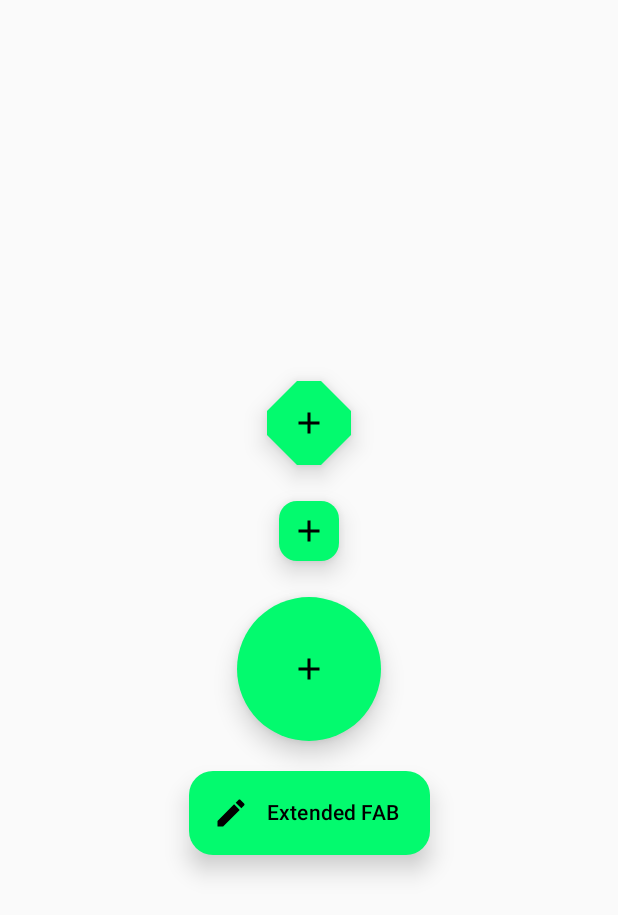
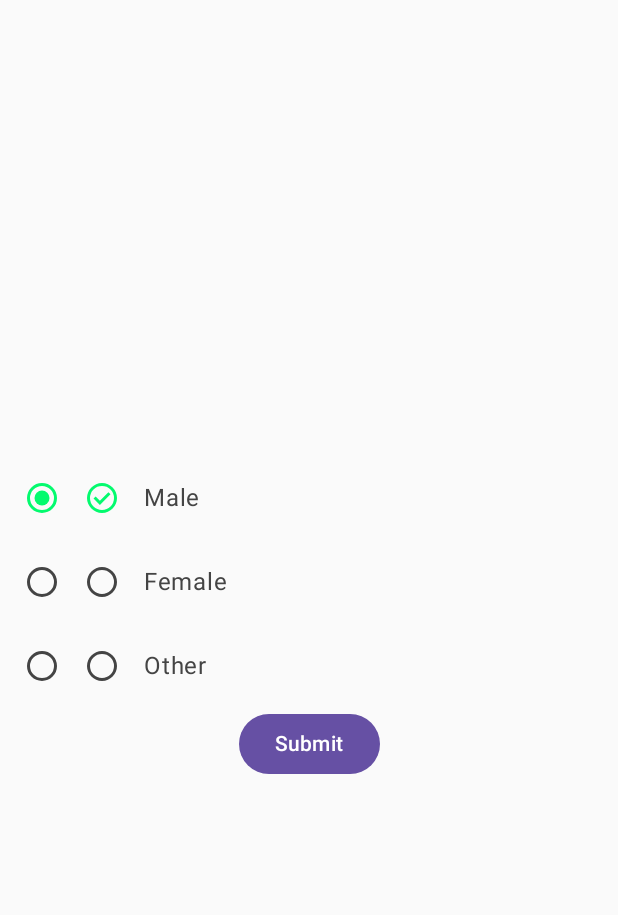
Before and after one commit to Coding-Meet/JetpackComposeSeries, an Android app built with Jetpack Compose: the screen it shows after launch (MainActivity), on a phone screen of 412 x 824 dp. Shown: the top 915 px of the screen. Run offline under Robolectric (Android 15) with nearby library versions, the phone set to English and light mode, and no system bars.

Commit message:
implement radio button and radio group

```diff
--- a/app/src/main/java/com/coding/meet/jetpackcomposeseries/MainActivity.kt
+++ b/app/src/main/java/com/coding/meet/jetpackcomposeseries/MainActivity.kt
@@ -30,7 +30,7 @@ class MainActivity : ComponentActivity() {
 //                    DecScreen(mainViewModel)
 //                }
 
-                FabScreen()
+                RadioGroupScreen()
             }
         }
     }
--- /dev/null
+++ b/app/src/main/java/com/coding/meet/jetpackcomposeseries/components/RadioGroupScreen.kt
@@ -0,0 +1,112 @@
+package com.coding.meet.jetpackcomposeseries.components
+
+import android.widget.Toast
+import androidx.compose.foundation.layout.Arrangement
+import androidx.compose.foundation.layout.Column
+import androidx.compose.foundation.layout.Row
+import androidx.compose.foundation.layout.fillMaxSize
+import androidx.compose.foundation.layout.fillMaxWidth
+import androidx.compose.foundation.layout.height
+import androidx.compose.foundation.layout.padding
+import androidx.compose.foundation.selection.selectable
+import androidx.compose.foundation.selection.selectableGroup
+import androidx.compose.material3.Button
+import androidx.compose.material3.Icon
+import androidx.compose.material3.RadioButton
+import androidx.compose.material3.RadioButtonDefaults
+import androidx.compose.material3.Text
+import androidx.compose.runtime.*
+import androidx.compose.ui.Alignment
+import androidx.compose.ui.Modifier
+import androidx.compose.ui.graphics.Color
+import androidx.compose.ui.platform.LocalContext
+import androidx.compose.ui.res.painterResource
+import androidx.compose.ui.semantics.Role
+import androidx.compose.ui.unit.dp
+import com.coding.meet.jetpackcomposeseries.R
+import com.coding.meet.jetpackcomposeseries.ui.theme.greenColor
+
+/**
+ * @author Coding Meet
+ * Created 13-12-2023 at 04:27 pm
+ */
+
+@Composable
+fun RadioGroupScreen() {
+    val optionList = listOf(
+        "Male", "Female", "Other"
+    )
+
+    var selectedIndex by remember {
+        mutableStateOf(0)
+    }
+    val disableItemPos = -1
+    val context = LocalContext.current
+
+    Column(
+        modifier = Modifier
+            .selectableGroup()
+            .fillMaxSize(),
+        verticalArrangement = Arrangement.Center
+    ) {
+        optionList.forEachIndexed { index, label ->
+            Row(
+                modifier = Modifier
+                    .fillMaxWidth()
+                    .height(56.dp)
+                    .selectable(
+                        selected = selectedIndex == index,
+                        onClick = {
+                            selectedIndex = index
+                        },
+                        role = Role.RadioButton,
+                        enabled = disableItemPos != index
+                    )
+                    .padding(16.dp),
+                verticalAlignment = Alignment.CenterVertically
+            ) {
+                RadioButton(
+                    modifier = Modifier.padding(end = 16.dp),
+                    selected = selectedIndex == index,
+                    onClick = null,
+                    colors = RadioButtonDefaults.colors(
+                        selectedColor = greenColor,
+                        unselectedColor = Color.DarkGray,
+                        disabledSelectedColor = Color.LightGray,
+                        disabledUnselectedColor = Color.LightGray
+                    ),
+                    enabled = disableItemPos != index
+                )
+                Icon(
+                    modifier = Modifier.padding(end = 16.dp),
+                    painter = painterResource(
+                        id = if (selectedIndex == index) R.drawable.check_circle
+                        else R.drawable.unchecked_circle
+                    ), contentDescription = null,
+                    tint =
+                    if (disableItemPos != index) {
+                        if (selectedIndex == index) greenColor else Color.DarkGray
+                    } else {
+                        Color.LightGray
+                    }
+                )
+                Text(
+                    text = label,
+                    color = if (disableItemPos != index) Color.DarkGray else Color.LightGray
+                )
+            }
+        }
+        Button(
+            onClick = {
+                Toast.makeText(
+                    context,
+                    optionList[selectedIndex],
+                    Toast.LENGTH_LONG
+                ).show()
+            },
+            modifier = Modifier.align(Alignment.CenterHorizontally)
+        ) {
+            Text(text = "Submit")
+        }
+    }
+}
--- /dev/null
+++ b/app/src/main/res/drawable/check_circle.xml
@@ -0,0 +1,10 @@
+<vector xmlns:android="http://schemas.android.com/apk/res/android"
+    android:width="24dp"
+    android:height="24dp"
+    android:viewportWidth="960"
+    android:viewportHeight="960"
+    android:tint="@color/white">
+  <path
+      android:fillColor="@android:color/white"
+      android:pathData="M424,664L706,382L650,326L424,552L310,438L254,494L424,664ZM480,880Q397,880 324,848.5Q251,817 197,763Q143,709 111.5,636Q80,563 80,480Q80,397 111.5,324Q143,251 197,197Q251,143 324,111.5Q397,80 480,80Q563,80 636,111.5Q709,143 763,197Q817,251 848.5,324Q880,397 880,480Q880,563 848.5,636Q817,709 763,763Q709,817 636,848.5Q563,880 480,880ZM480,800Q614,800 707,707Q800,614 800,480Q800,346 707,253Q614,160 480,160Q346,160 253,253Q160,346 160,480Q160,614 253,707Q346,800 480,800ZM480,480Q480,480 480,480Q480,480 480,480Q480,480 480,480Q480,480 480,480Q480,480 480,480Q480,480 480,480Q480,480 480,480Q480,480 480,480Z"/>
+</vector>
--- /dev/null
+++ b/app/src/main/res/drawable/unchecked_circle.xml
@@ -0,0 +1,10 @@
+<vector xmlns:android="http://schemas.android.com/apk/res/android"
+    android:width="24dp"
+    android:height="24dp"
+    android:viewportWidth="960"
+    android:viewportHeight="960"
+    android:tint="@color/white">
+  <path
+      android:fillColor="@android:color/white"
+      android:pathData="M480,880Q397,880 324,848.5Q251,817 197,763Q143,709 111.5,636Q80,563 80,480Q80,397 111.5,324Q143,251 197,197Q251,143 324,111.5Q397,80 480,80Q563,80 636,111.5Q709,143 763,197Q817,251 848.5,324Q880,397 880,480Q880,563 848.5,636Q817,709 763,763Q709,817 636,848.5Q563,880 480,880ZM480,800Q614,800 707,707Q800,614 800,480Q800,346 707,253Q614,160 480,160Q346,160 253,253Q160,346 160,480Q160,614 253,707Q346,800 480,800ZM480,480Q480,480 480,480Q480,480 480,480Q480,480 480,480Q480,480 480,480Q480,480 480,480Q480,480 480,480Q480,480 480,480Q480,480 480,480Z"/>
+</vector>
```
